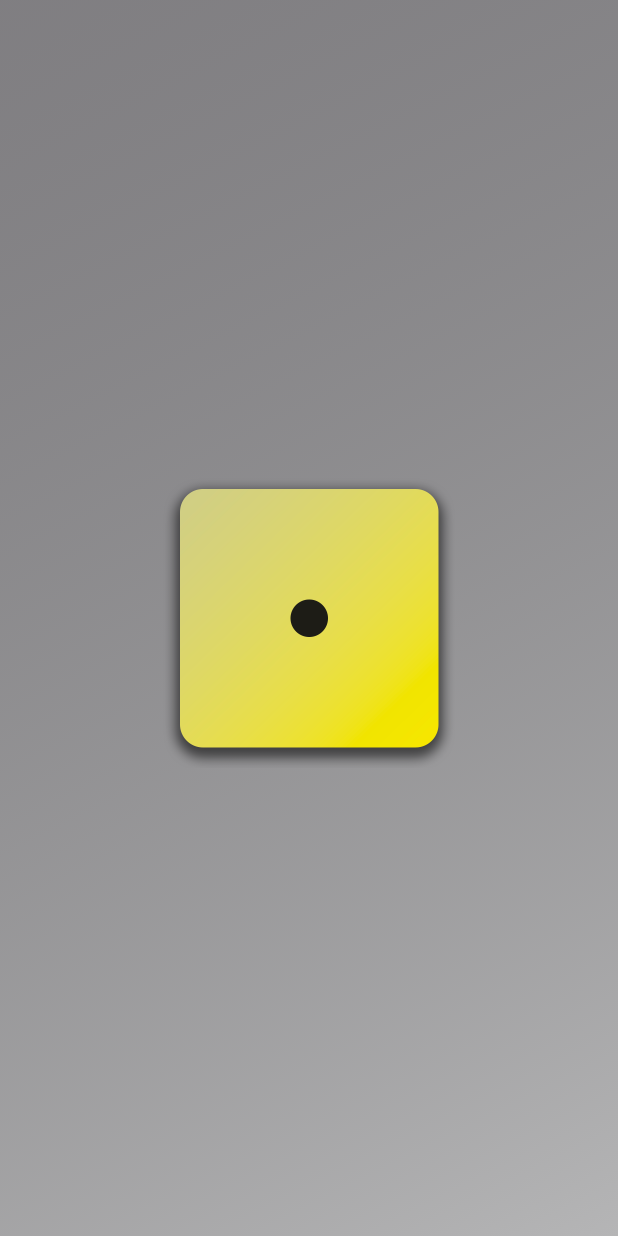
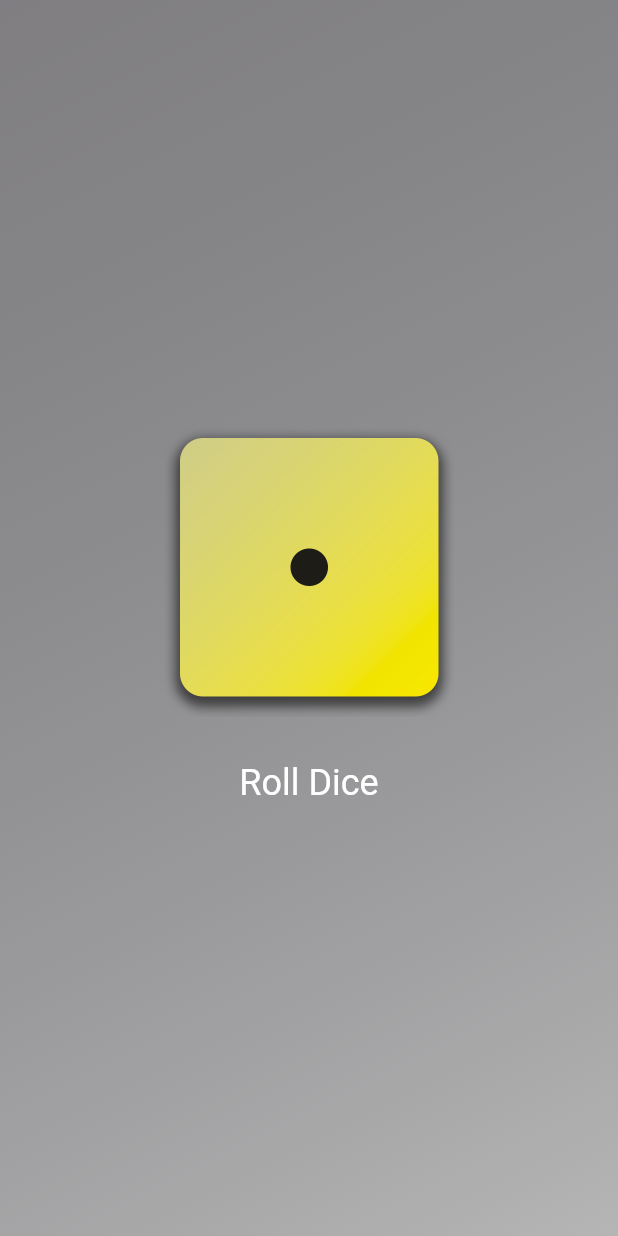
Before and after one commit to NVsandeepani/rolldie_app, a Flutter app: the screen it shows after launch, on a phone screen of 412 x 824 dp. Run offline on Flutter 3.47's test engine with Material 3 defaults, Android fonts, the light colour scheme and no system bars.

Commit message:
add button

```diff
--- a/lib/gradient_color.dart
+++ b/lib/gradient_color.dart
@@ -16,6 +16,7 @@ class GradientColor extends StatelessWidget {
     final Color color1;
     final Color color2;
 
+  void rollDice(){}
   // This widget is the root of your application.
   @override
   Widget build( context) {
@@ -28,8 +29,26 @@ class GradientColor extends StatelessWidget {
         ),
       ),
       child:   Center(
-        child: Image.asset("assets/images/dice-1.png",
-        width: 200,),
+        child: Column(
+          mainAxisSize: MainAxisSize.min,
+          children:[
+            Image.asset(
+            "assets/images/dice-1.png",
+              width: 200
+              ),
+              const SizedBox(height: 20),
+              TextButton(
+              onPressed: rollDice,
+              style: TextButton.styleFrom(
+                  foregroundColor: Colors.white,
+                  textStyle: const TextStyle(
+                  fontSize: 24,
+                  color: Color.fromARGB(255, 235, 233, 233),
+              ),
+              ),
+              child: const Text('Roll Dice'),)
+              ],
+        ),
      )
       );
   }
```
